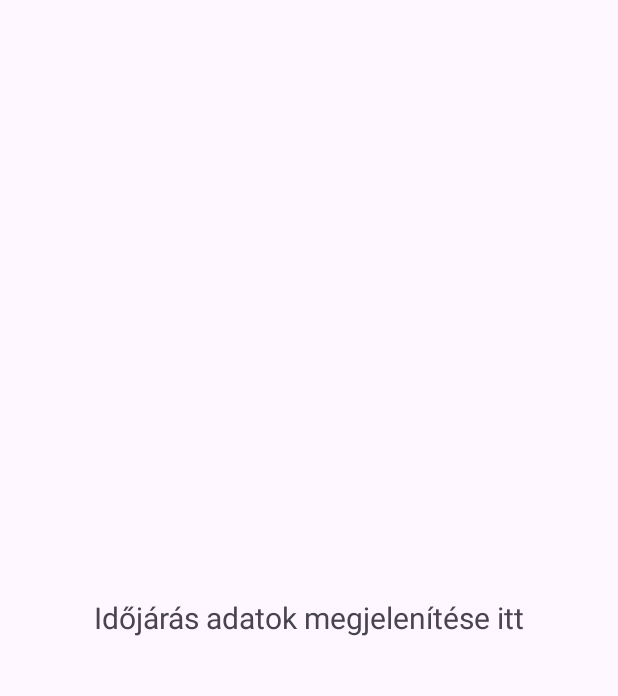
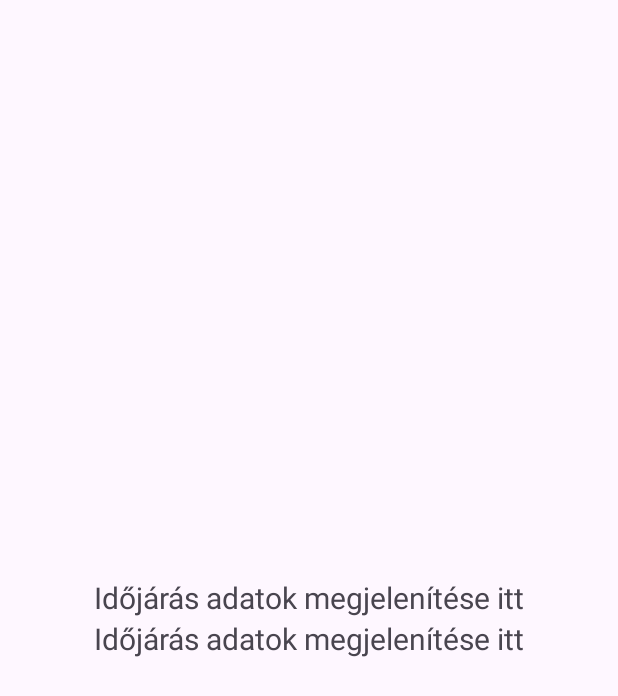
Before and after one commit to pmarcell-menemjo/KotlinBasics, an Android app: the WeatherActivity screen opened directly, with no data from a screen before it, on a phone screen of 412 x 824 dp. Shown: the top 696 px of the screen. Run offline under Robolectric (Android 15) with nearby library versions, the phone set to English and light mode, and no system bars.

Commit message:
commit 12.03 (13:00 ORA)

```diff
--- a/app/src/main/java/com/example/myapplication/WeatherActivity.kt
+++ b/app/src/main/java/com/example/myapplication/WeatherActivity.kt
@@ -1,5 +1,6 @@
 package com.example.myapplication
 
+import android.annotation.SuppressLint
 import android.os.Bundle
 import android.util.Log
 import android.widget.TextView
@@ -18,8 +19,10 @@ import retrofit2.converter.gson.GsonConverterFactory
 class WeatherActivity : AppCompatActivity() {
 
     private lateinit var textviewTemp: TextView
+    private lateinit var textviewTempmin: TextView
     private val apiKey = "d1b1ac023a2486b6b94a4f6a46198ca2"
 
+    @SuppressLint("MissingInflatedId")
     override fun onCreate(savedInstanceState: Bundle?) {
         super.onCreate(savedInstanceState)
         enableEdgeToEdge()
@@ -31,6 +34,7 @@ class WeatherActivity : AppCompatActivity() {
 //        }
 
         textviewTemp = findViewById(R.id.textview_temp)
+        textviewTempmin = findViewById(R.id.textview_tempmin)
         fetchWeatherData()
 
 
@@ -55,6 +59,8 @@ class WeatherActivity : AppCompatActivity() {
                     if (weatherResponse != null){
                         val weatherInfo = weatherResponse.main.temp
                         textviewTemp.text = weatherInfo.toString()
+                        val weatherInfo2 = weatherResponse.main.temp_min
+                        textviewTempmin.text = weatherInfo2.toString()
                     }
                 }
             }
--- a/app/src/main/java/com/example/myapplication/model/WeatherResponse.kt
+++ b/app/src/main/java/com/example/myapplication/model/WeatherResponse.kt
@@ -6,5 +6,6 @@ data class WeatherResponse(
 // komment
 
 data class Main(
-    val temp: Float
+    val temp: Float,
+    val temp_min: Float
 )
--- a/app/src/main/res/layout/activity_weather.xml
+++ b/app/src/main/res/layout/activity_weather.xml
@@ -15,4 +15,12 @@
         android:text="Időjárás adatok megjelenítése itt"
         android:textSize="20sp"/>
 
+    <TextView
+        android:id="@+id/textview_tempmin"
+        android:layout_width="match_parent"
+        android:layout_height="wrap_content"
+        android:gravity="center"
+        android:text="Időjárás adatok megjelenítése itt"
+        android:textSize="20sp"/>
+
 </LinearLayout>
```
